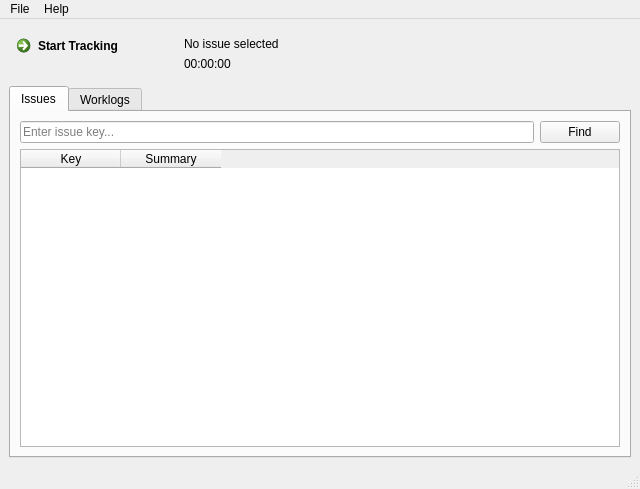
Old version of the form resources/main_window.ui in the repository citizen-stig/pyjtt.
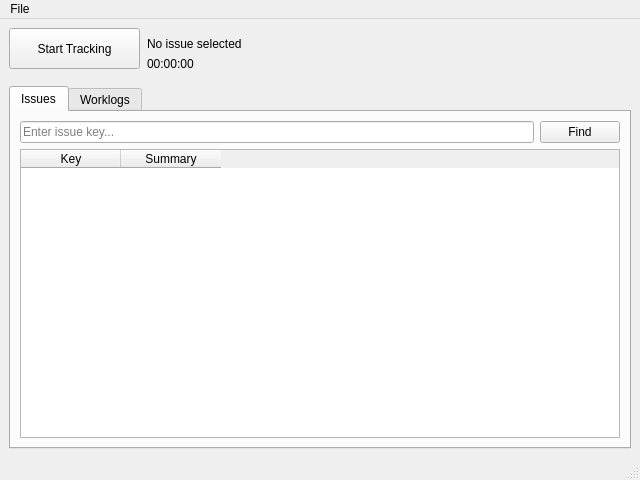
New version of the form. Icons and pictures are not drawn.

Diff of the .ui file:
```diff
--- a/resources/main_window.ui
+++ b/resources/main_window.ui
@@ -7,7 +7,7 @@
     <x>0</x>
     <y>0</y>
     <width>640</width>
-    <height>489</height>
+    <height>480</height>
    </rect>
   </property>
   <property name="minimumSize">
@@ -232,34 +232,6 @@
       <property name="fieldGrowthPolicy">
        <enum>QFormLayout::FieldsStayAtSizeHint</enum>
       </property>
-      <item row="0" column="0">
-       <widget class="QCommandLinkButton" name="startStopTracking">
-        <property name="enabled">
-         <bool>true</bool>
-        </property>
-        <property name="sizePolicy">
-         <sizepolicy hsizetype="Preferred" vsizetype="Preferred">
-          <horstretch>0</horstretch>
-          <verstretch>0</verstretch>
-         </sizepolicy>
-        </property>
-        <property name="minimumSize">
-         <size>
-          <width>168</width>
-          <height>41</height>
-         </size>
-        </property>
-        <property name="text">
-         <string>Start Tracking</string>
-        </property>
-        <property name="checkable">
-         <bool>true</bool>
-        </property>
-        <property name="autoDefault">
-         <bool>false</bool>
-        </property>
-       </widget>
-      </item>
       <item row="0" column="1">
        <widget class="QWidget" name="widgetOnlineTracking" native="true">
         <layout class="QVBoxLayout" name="verticalLayout" stretch="0,0">
@@ -307,6 +279,32 @@
         </layout>
        </widget>
       </item>
+      <item row="0" column="0">
+       <widget class="QPushButton" name="startStopTracking">
+        <property name="minimumSize">
+         <size>
+          <width>131</width>
+          <height>41</height>
+         </size>
+        </property>
+        <property name="text">
+         <string>Start Tracking</string>
+        </property>
+        <property name="icon">
+         <iconset resource="pyjtt_icons.qrc">
+          <normaloff>:/icons/set2/icons/set2/start.ico</normaloff>:/icons/set2/icons/set2/start.ico</iconset>
+        </property>
+        <property name="iconSize">
+         <size>
+          <width>32</width>
+          <height>32</height>
+         </size>
+        </property>
+        <property name="checkable">
+         <bool>true</bool>
+        </property>
+       </widget>
+      </item>
      </layout>
     </item>
    </layout>
@@ -317,7 +315,7 @@
      <x>0</x>
      <y>0</y>
      <width>640</width>
-     <height>21</height>
+     <height>22</height>
     </rect>
    </property>
    <widget class="QMenu" name="menuFile">
@@ -329,14 +327,7 @@
     <addaction name="separator"/>
     <addaction name="actionExit"/>
    </widget>
-   <widget class="QMenu" name="menuHelp">
-    <property name="title">
-     <string>Help</string>
-    </property>
-    <addaction name="actionAbout"/>
-   </widget>
    <addaction name="menuFile"/>
-   <addaction name="menuHelp"/>
   </widget>
   <widget class="QStatusBar" name="statusbar"/>
   <action name="actionReresh_issue">
```
Left out of the diff: 11 changed lines with no effect on the pictures.
